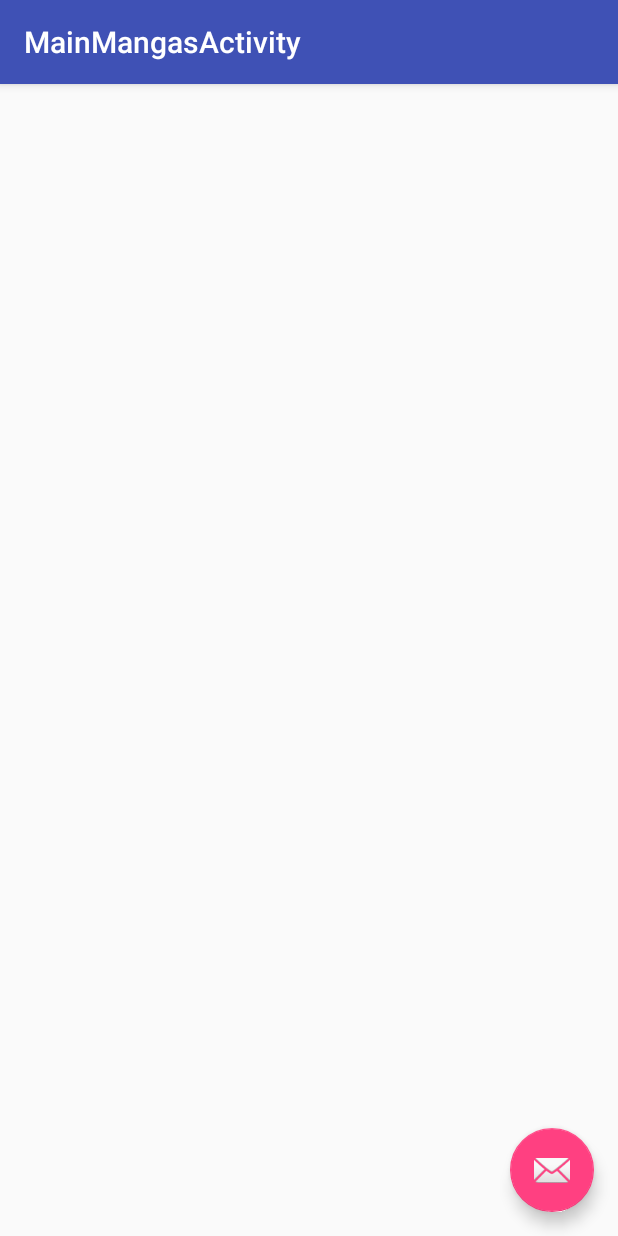
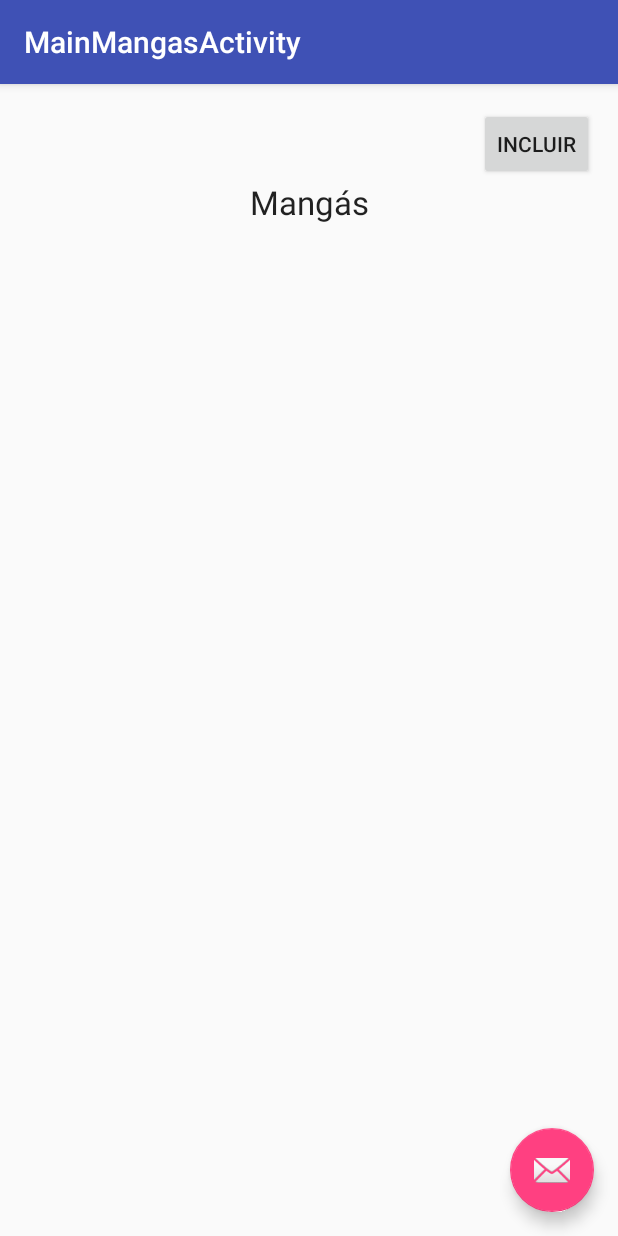
Before and after one commit to lucashermano/minhamuambaproject, an Android app: the MainMangasActivity screen opened directly, with no data from a screen before it, on a phone screen of 412 x 824 dp. Run offline under Robolectric (Android 15) with nearby library versions, the phone set to English and light mode, and no system bars.

Commit message:
Finalização da tela de incluir e consultar mangás.

```diff
--- a/app/src/main/java/pucminas/br/minhamuamba/MainMangasActivity.java
+++ b/app/src/main/java/pucminas/br/minhamuamba/MainMangasActivity.java
@@ -1,13 +1,23 @@
 package pucminas.br.minhamuamba;
 
+import android.content.Intent;
+import android.database.Cursor;
 import android.os.Bundle;
 import android.support.design.widget.FloatingActionButton;
 import android.support.design.widget.Snackbar;
 import android.support.v7.app.AppCompatActivity;
 import android.support.v7.widget.Toolbar;
 import android.view.View;
+import android.widget.Button;
+import android.widget.ListView;
+import android.widget.SimpleCursorAdapter;
+
+import pucminas.br.minhamuamba.pucminas.br.minhamuamba.database.DBAdapter;
 
 public class MainMangasActivity extends AppCompatActivity {
+
+    DBAdapter dbAdapter;
+    private SimpleCursorAdapter dataAdapter;
 
     @Override
     protected void onCreate(Bundle savedInstanceState) {
@@ -24,6 +34,43 @@ public class MainMangasActivity extends AppCompatActivity {
                         .setAction("Action", null).show();
             }
         });
+
+        Button btnIncluir = (Button) findViewById(R.id.btnIncluirMangas);
+        btnIncluir.setOnClickListener(new Button.OnClickListener(){
+            @Override
+            public void onClick(View v) {
+                Intent it = new Intent(getResources().getString(R.string.JANELA_INCLUIR_MANGAS));
+                startActivity(it);
+            }
+        });
+
+        atualizarLista();
     }
 
+    @Override
+    protected void onResume() {
+        super.onResume();
+        atualizarLista();
+    }
+
+    private void atualizarLista() {
+
+        ListView lstMangas = (ListView) findViewById(R.id.listMangas);
+
+        dbAdapter = new DBAdapter(this);
+        dbAdapter.open();
+
+        Cursor cursor = dbAdapter.getAllMangasComplete();
+
+        String[] from = new String[]{DBAdapter.MUAMBA_KEY_NOME, DBAdapter.MANGAS_KEY_VOLUME, DBAdapter.MUAMBA_KEY_VALORPAGO, DBAdapter.MUAMBA_KEY_VALORATUAL  };
+
+        int[] to = new int[]{R.id.txtColuna01, R.id.txtColuna02, R.id.txtColuna03, R.id.txtColuna04};
+
+        dataAdapter = new SimpleCursorAdapter(this, R.layout.activity_row_mangas, cursor, from, to, 0);
+
+        lstMangas.setAdapter(dataAdapter);
+
+        dbAdapter.close();
+
+    }
 }
--- a/app/src/main/java/pucminas/br/minhamuamba/pucminas/br/minhamuamba/database/DBAdapter.java
+++ b/app/src/main/java/pucminas/br/minhamuamba/pucminas/br/minhamuamba/database/DBAdapter.java
@@ -311,5 +311,10 @@ public class DBAdapter {
                 " FROM muamba, actionfigures WHERE muamba._identificador = actionfigures.id_muamba order by actionfigures._id", null);
     }
 
-
+    public Cursor getAllMangasComplete()
+    {
+        return db.rawQuery(" SELECT muamba._identificador, muamba.nome, muamba.valoratual, muamba.valorpago, "+
+                " mangas.volume, mangas._id, mangas.id_muamba "+
+                " FROM muamba, mangas WHERE muamba._identificador = mangas.id_muamba order by mangas._id", null);
+    }
 }
--- a/app/src/main/res/layout/content_main_mangas.xml
+++ b/app/src/main/res/layout/content_main_mangas.xml
@@ -1,5 +1,5 @@
 <?xml version="1.0" encoding="utf-8"?>
-<RelativeLayout xmlns:android="http://schemas.android.com/apk/res/android"
+<LinearLayout xmlns:android="http://schemas.android.com/apk/res/android"
     xmlns:tools="http://schemas.android.com/tools"
     xmlns:app="http://schemas.android.com/apk/res-auto" android:layout_width="match_parent"
     android:layout_height="match_parent" android:paddingLeft="@dimen/activity_horizontal_margin"
@@ -8,6 +8,27 @@
     android:paddingBottom="@dimen/activity_vertical_margin"
     app:layout_behavior="@string/appbar_scrolling_view_behavior"
     tools:showIn="@layout/activity_main_mangas"
-    tools:context="pucminas.br.minhamuamba.MainMangasActivity">
+    tools:context="pucminas.br.minhamuamba.MainMangasActivity"
+    android:orientation="vertical">
 
-</RelativeLayout>
+    <Button
+        style="?android:attr/buttonStyleSmall"
+        android:layout_width="wrap_content"
+        android:layout_height="wrap_content"
+        android:text="@string/BOTAO_INCLUIR_MANGAS"
+        android:id="@+id/btnIncluirMangas"
+        android:layout_gravity="right" />
+
+    <TextView
+        android:layout_width="match_parent"
+        android:layout_height="wrap_content"
+        android:textAppearance="?android:attr/textAppearanceLarge"
+        android:text="Mangás"
+        android:id="@+id/textView12"
+        android:textAlignment="center" />
+
+    <ListView
+        android:layout_width="match_parent"
+        android:layout_height="wrap_content"
+        android:id="@+id/listMangas" />
+</LinearLayout>
--- a/app/src/main/res/values/strings.xml
+++ b/app/src/main/res/values/strings.xml
@@ -32,6 +32,7 @@
     <string name="BOTAO_CONFIRMAR_INCLUIR_ACTION_FIGURES">Confirmar</string>
     <string name="BOTAO_CONFIRMAR_INCLUIR_MANGAS">Confirmar</string>
     <string name="title_activity_incluir_action_figures">IncluirActionFiguresActivity</string>
+    <string name="title_activity_incluir_mangas">IncluirMangasActivity</string>
 
 
 </resources>
```
Also changed, not shown: app/src/main/AndroidManifest.xml (+10 -0 lines), app/src/main/java/pucminas/br/minhamuamba/IncluirMangasActivity.java (added, +65 -0 lines), app/src/main/java/pucminas/br/minhamuamba/RowMangasActivity.java (added, +13 -0 lines), app/src/main/res/layout/activity_incluir_mangas.xml (added, +25 -0 lines), app/src/main/res/layout/activity_row_mangas.xml (added, +13 -0 lines), app/src/main/res/layout/content_incluir_mangas.xml (added, +79 -0 lines), app/src/main/res/layout/content_row_mangas.xml (added, +57 -0 lines).
